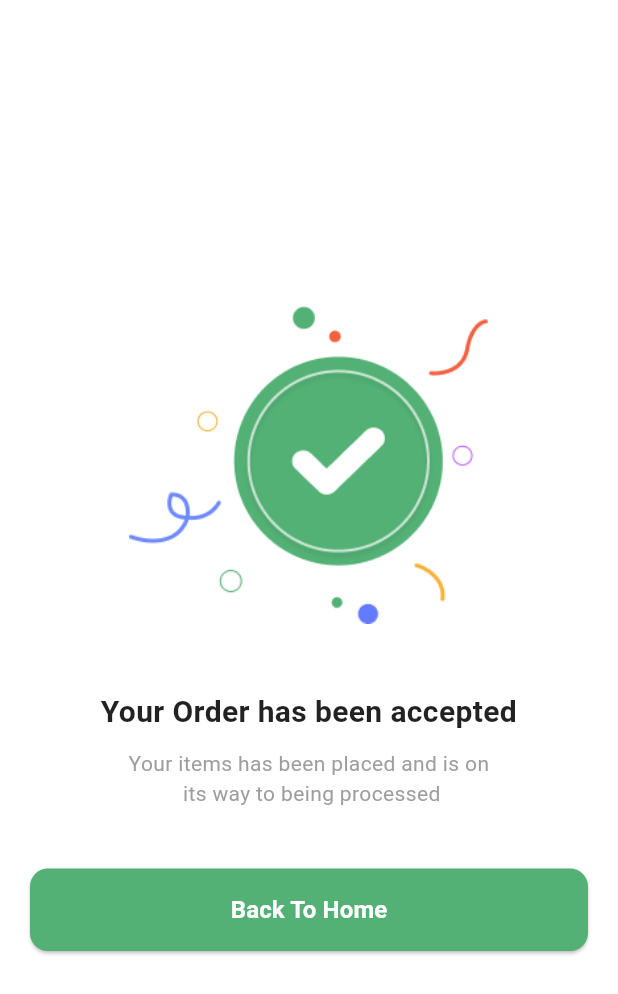
After one commit to Ahmedmaher7-se/nectar_ui, a Flutter app: the DoneScreen screen opened directly, on a phone screen of 412 x 824 dp. The commit adds this screen. Shown: the top 994 px of the screen. Run offline on Flutter 3.47's test engine with Material 3 defaults, Android fonts, the phone set to English and light mode, and no system bars; our stand-ins replace flutter_svg, gap.

Commit message:
First commit - Flutter project

```diff
--- a/lib/core/constants/app_images.dart
+++ b/lib/core/constants/app_images.dart
@@ -11,4 +11,5 @@ class AppImages {
   static const String ginger = 'assets/images/ginger.png';
   static const String watermelon = 'assets/images/watermelon.png';
   static const String mango = 'assets/images/mango.png';
+  static const String done = 'assets/images/done.png';
 }
--- a/lib/features/cart/page/checkout_screen.dart
+++ b/lib/features/cart/page/checkout_screen.dart
@@ -1,5 +1,6 @@
 import 'package:flutter/material.dart';
 import 'package:nectar_ui/core/utils/colors.dart';
+import 'package:nectar_ui/features/done/done_screen.dart';
 
 class CheckoutScreen extends StatelessWidget {
   final double total;
@@ -20,7 +21,6 @@ class CheckoutScreen extends StatelessWidget {
         mainAxisSize: MainAxisSize.min,
         crossAxisAlignment: CrossAxisAlignment.start,
         children: [
-          // Header row
           Row(
             mainAxisAlignment: MainAxisAlignment.spaceBetween,
             children: [
@@ -31,7 +31,7 @@ class CheckoutScreen extends StatelessWidget {
               IconButton(
                 onPressed: () => Navigator.pop(context),
                 icon: const Icon(Icons.close),
-              )
+              ),
             ],
           ),
           const SizedBox(height: 10),
@@ -51,12 +51,17 @@ class CheckoutScreen extends StatelessWidget {
           ),
           const SizedBox(height: 16),
 
-          // Place order button
           SizedBox(
             width: double.infinity,
             child: ElevatedButton(
               onPressed: () {
-                // Handle order placing
+                Navigator.push(
+                  context,
+                  MaterialPageRoute(
+                    builder: (context) =>
+                        const DoneScreen(),
+                  ),
+                );
               },
               style: ElevatedButton.styleFrom(
                 backgroundColor: AppColors.primaryColor,
@@ -86,12 +91,14 @@ class CheckoutScreen extends StatelessWidget {
       child: Row(
         mainAxisAlignment: MainAxisAlignment.spaceBetween,
         children: [
-          Text(title,
-              style:
-                  const TextStyle(fontSize: 16, fontWeight: FontWeight.w600)),
-          Text(value,
-              style:
-                  const TextStyle(fontSize: 16, fontWeight: FontWeight.w400)),
+          Text(
+            title,
+            style: const TextStyle(fontSize: 16, fontWeight: FontWeight.w600),
+          ),
+          Text(
+            value,
+            style: const TextStyle(fontSize: 16, fontWeight: FontWeight.w400),
+          ),
         ],
       ),
     );
--- /dev/null
+++ b/lib/features/done/done_screen.dart
@@ -0,0 +1,70 @@
+import 'package:flutter/material.dart';
+import 'package:nectar_ui/core/utils/colors.dart';
+import 'package:nectar_ui/features/home/pages/home_screen.dart';
+import 'package:nectar_ui/features/main/main_app_screen.dart';
+
+class DoneScreen extends StatelessWidget {
+  const DoneScreen({super.key});
+
+  @override
+  Widget build(BuildContext context) {
+    return Scaffold(
+      body: Padding(
+        padding: const EdgeInsets.all(20),
+        child: Column(
+          mainAxisAlignment: MainAxisAlignment.center,
+          children: [
+            Image.asset("assets/images/done.png", height: 240, width: 240),
+            const SizedBox(height: 30),
+
+            const Text(
+              "Your Order has been accepted",
+              textAlign: TextAlign.center,
+              style: TextStyle(
+                fontSize: 20,
+                fontWeight: FontWeight.bold,
+                color: Colors.black87,
+              ),
+            ),
+            const SizedBox(height: 10),
+
+            const Text(
+              "Your items has been placed and is on\n its way to being processed",
+              textAlign: TextAlign.center,
+              style: TextStyle(fontSize: 14, color: Colors.grey),
+            ),
+            const SizedBox(height: 40),
+
+            SizedBox(
+              width: double.infinity,
+              child: ElevatedButton(
+                onPressed: () {
+                  Navigator.pushAndRemoveUntil(
+                    context,
+                    MaterialPageRoute(builder: (context) => const MainAppScreen()),
+                    (route) => false,
+                  );
+                },
+                style: ElevatedButton.styleFrom(
+                  backgroundColor: AppColors.primaryColor,
+                  shape: RoundedRectangleBorder(
+                    borderRadius: BorderRadius.circular(12),
+                  ),
+                  padding: EdgeInsets.symmetric(vertical: 16),
+                ),
+                child: Text(
+                  "Back To Home",
+                  style: TextStyle(
+                    fontSize: 16,
+                    color: Colors.white,
+                    fontWeight: FontWeight.bold,
+                  ),
+                ),
+              ),
+            ),
+          ],
+        ),
+      ),
+    );
+  }
+}
```
Also changed, not shown: assets/images/done.png (added).
